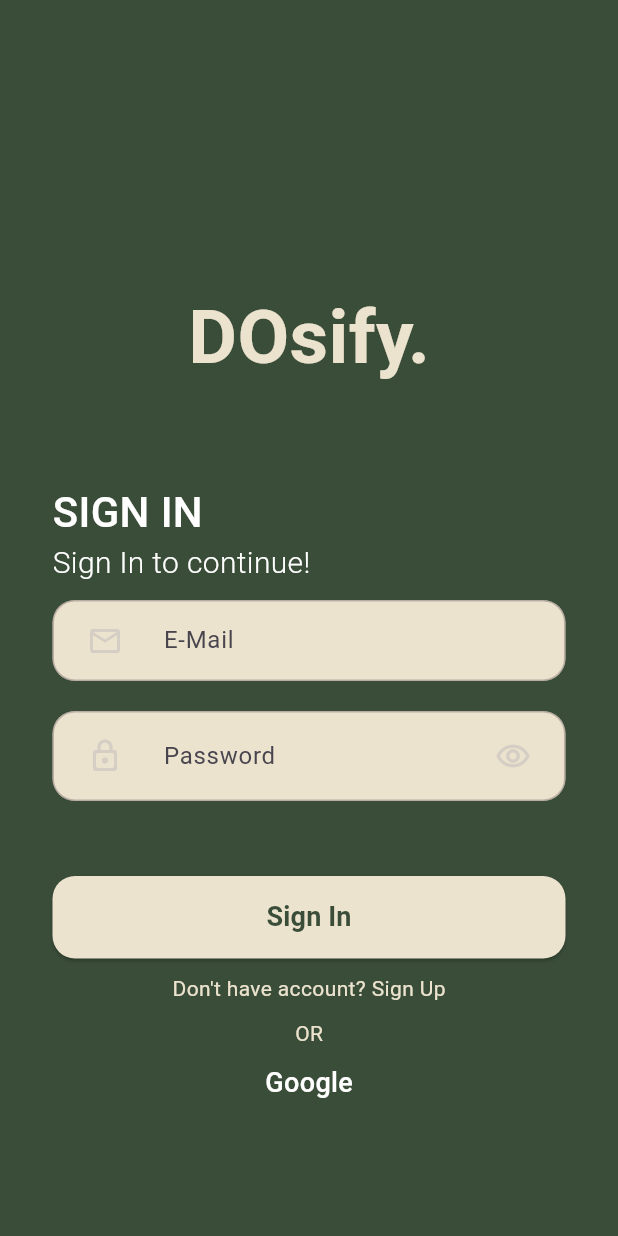
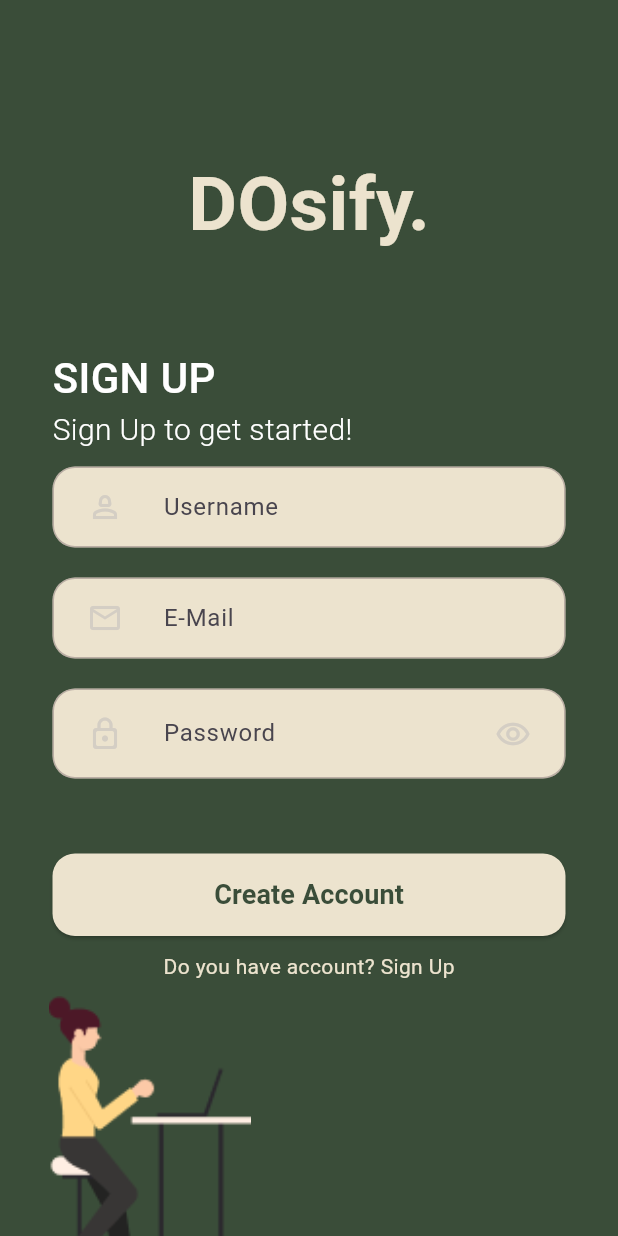
Before and after one commit to Wery-wer/DOsify-App, a Flutter app: the LoginPage screen opened directly, after a tap on "Don't have account? Sign Up", on a phone screen of 412 x 824 dp. Run offline on Flutter 3.47's test engine with Material 3 defaults, Android fonts, the phone set to English and light mode, and no system bars; Roboto replaces fonts that are missing (Poppins).

Commit message:
login regis

```diff
--- a/lib/main.dart
+++ b/lib/main.dart
@@ -19,7 +19,7 @@
       theme: ThemeData(
         colorScheme: ColorScheme.fromSeed(seedColor: Colors.deepPurple),
       ),
-      home: const RegistrasiPage(),
+      home: const LoginPage(),
     );
   }
 }
--- a/lib/screen/Login.dart
+++ b/lib/screen/Login.dart
@@ -1,9 +1,9 @@
+import 'package:dosify_app/screen/Registrasi.dart';
 import 'package:dosify_app/utils/constants/colors.dart';
 import 'package:dosify_app/utils/constants/text_string.dart';
 import 'package:dosify_app/widget/PasswordForm.dart';
 import 'package:dosify_app/widget/loginForm.dart';
 import 'package:flutter/material.dart';
-import 'package:dosify_app/widget/CustomTextField.dart';
 
 class LoginPage extends StatefulWidget {
   const LoginPage({super.key});
@@ -95,10 +95,15 @@ class _LoginPageState extends State<LoginPage> {
                       "Don't have account? Sign Up",
                       style: TextStyle(color: GColors.textTitle),
                     ),
-                    onTap: () {},
+                    onTap: () {
+                      Navigator.push(
+                          context,
+                          MaterialPageRoute(
+                              builder: (context) => const RegistrasiPage()));
+                    },
                   ),
                 ),
-                SizedBox(height: 10),
+                SizedBox(height: 20),
                 Container(
                   alignment: Alignment.center,
                   child: Text(
@@ -106,19 +111,24 @@ class _LoginPageState extends State<LoginPage> {
                     style: TextStyle(color: GColors.textTitle),
                   ),
                 ),
+                SizedBox(height: 20),
+                Container(
+                  alignment: Alignment.center,
+                  child: InkWell(
+                    child: Image.asset('assets/images/Google.png'),
+                    onTap: () {},
+                  ),
+                ),
                 SizedBox(height: 10),
-                Row(
-                  mainAxisAlignment: MainAxisAlignment.center,
-                  children: [
-                    Text(
-                      "Google",
-                      style: TextStyle(
-                          color: Colors.white,
-                          fontSize: 18,
-                          fontWeight: FontWeight.w500),
-                    )
-                  ],
-                )
+                Positioned(
+                    bottom: 0,
+                    left: 0,
+                    child: Image.asset(
+                      'assets/images/LoginImage.png',
+                      width: 200,
+                      height: 200,
+                      fit: BoxFit.fill,
+                    ))
               ],
             ),
           ),
--- a/lib/screen/Registrasi.dart
+++ b/lib/screen/Registrasi.dart
@@ -1,3 +1,4 @@
+import 'package:dosify_app/screen/Login.dart';
 import 'package:dosify_app/widget/UsernameForm.dart';
 import 'package:flutter/material.dart';
 import 'package:dosify_app/utils/constants/colors.dart';
@@ -98,10 +99,24 @@ class _RegistrasiPageState extends State<RegistrasiPage> {
                       "Do you have account? Sign Up",
                       style: TextStyle(color: GColors.textTitle),
                     ),
-                    onTap: () {},
+                    onTap: () {
+                      Navigator.push(
+                          context,
+                          MaterialPageRoute(
+                              builder: (context) => const LoginPage()));
+                    },
                   ),
                 ),
                 SizedBox(height: 10),
+                Positioned(
+                    bottom: 0,
+                    left: 0,
+                    child: Image.asset(
+                      'assets/images/RegisImage.png',
+                      width: 200,
+                      height: 200,
+                      fit: BoxFit.contain,
+                    ))
               ],
             ),
           ),
--- a/pubspec.yaml
+++ b/pubspec.yaml
@@ -60,7 +60,8 @@ flutter:
   uses-material-design: true
 
   # To add assets to your application, add an assets section, like this:
-  #assets:
+  assets:
+    - assets/images/
 
   # An image asset can refer to one or more resolution-specific "variants", see
   # https://flutter.dev/assets-and-images/#resolution-aware
```
Also changed, not shown: assets/images/Google.png (added), assets/images/LoginImage.png (added), assets/images/RegisImage.png (added).
